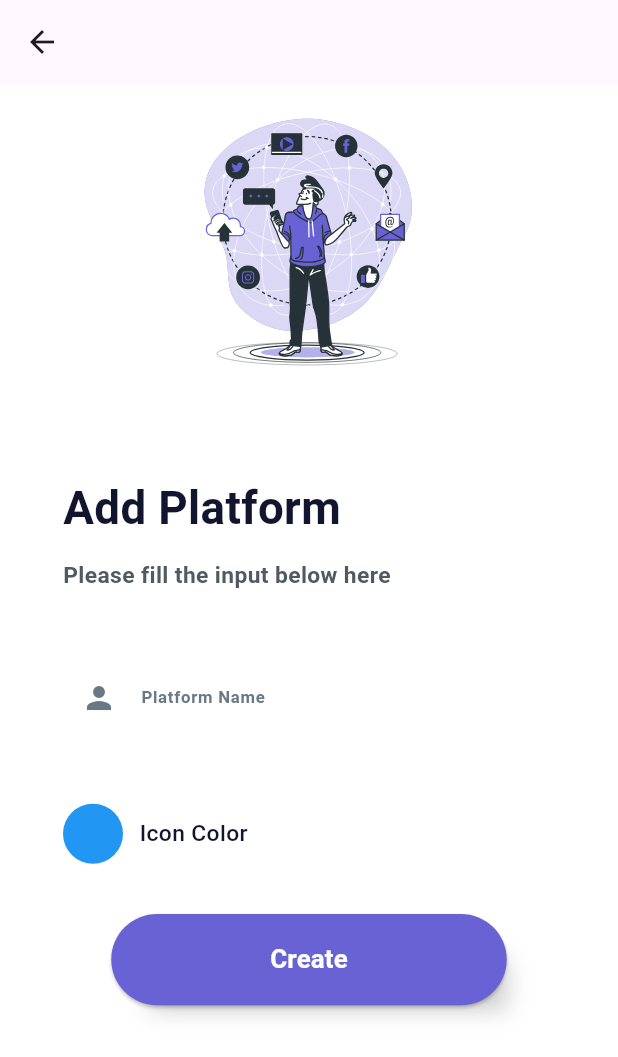
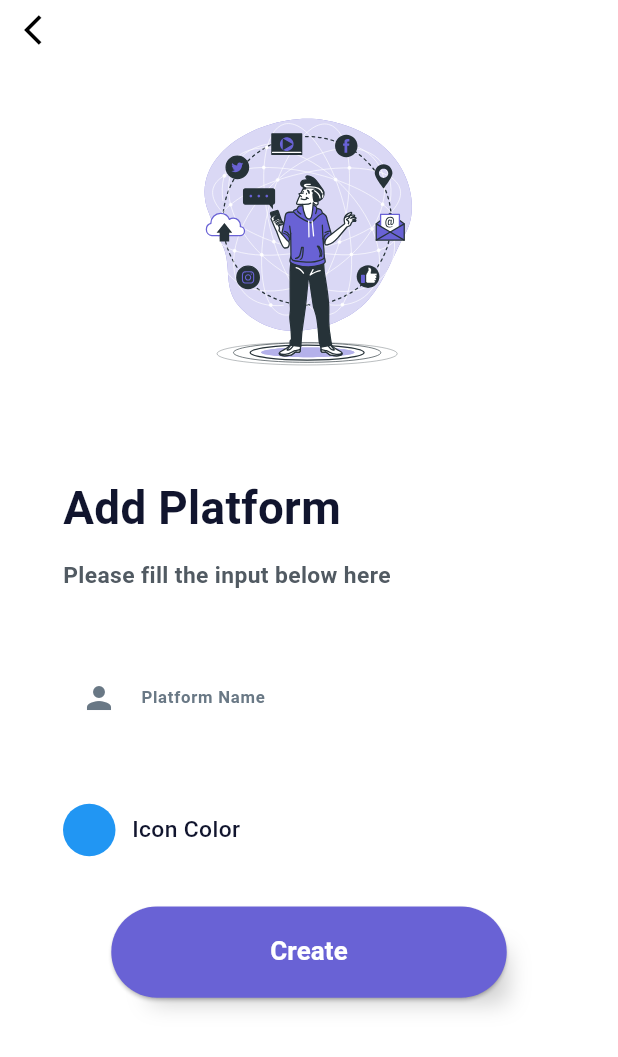
Before and after one commit to ahmed-taha1/Holdy-front-end, a Flutter app: the PlatformsView screen opened by its route, after a tap on the "add" icon, on a phone screen of 412 x 824 dp. Shown: the top 1057 px of the screen. Run offline on Flutter 3.47's test engine with Material 3 defaults, Android fonts, the phone set to English and light mode, and no system bars; our stand-ins replace flutter_screenutil, flutter_svg, go_router; missing offline and left inert: flex_color_picker.

Commit message:
code refactored

```diff
--- a/lib/core/theming/app_colors.dart
+++ b/lib/core/theming/app_colors.dart
@@ -18,7 +18,7 @@ class AppColors {
   // for buttons back ground mainly
   static const Color purple = Color(0XFF6962D5);
   // for some search text fields background like in platforms view
-  static const Color lightPurple = Color(0XFFB0ABFF);
+  static const Color lightPurple = Color(0XFF847CFF);
   // for text buttons
   static const Color lightBlue = Color(0XFF4B90FF);
 }
--- a/lib/features/authentication/ui/widgets/login_widgets/login_view_body.dart
+++ b/lib/features/authentication/ui/widgets/login_widgets/login_view_body.dart
@@ -56,7 +56,9 @@ class LoginViewBody extends StatelessWidget {
             ),
             verticalSpace(18),
             CustomButton(
-              onPressed: () {},
+              onPressed: () {
+                context.go(Routes.platformsView.path);
+              },
               text: 'LOGIN',
             ),
             verticalSpace(14),
--- a/lib/features/platforms/ui/views/add_platform_view.dart
+++ b/lib/features/platforms/ui/views/add_platform_view.dart
@@ -2,6 +2,8 @@ import 'package:accounts_protector/core/routing/app_router.dart';
 import 'package:accounts_protector/core/theming/app_colors.dart';
 import 'package:accounts_protector/features/platforms/ui/widgets/add_platform_view_widgets/add_platform_view_body.dart';
 import 'package:flutter/material.dart';
+
+import '../../../../core/widgets/custom_app_app_bar_with_back.dart';
 
 class AddPlatformView extends StatelessWidget {
   const AddPlatformView({super.key});
@@ -11,14 +13,7 @@ class AddPlatformView extends StatelessWidget {
     return Scaffold(
       resizeToAvoidBottomInset: false,
       backgroundColor: AppColors.white,
-      appBar: AppBar(
-        leading: IconButton(
-          icon: const Icon(Icons.arrow_back),
-          onPressed: () {
-            AppRouter.router.pop();
-          },
-        ),
-      ),
+      appBar: CustomAppBarWithBack(),
       body: AddPlatformViewBody(),
     );
   }
--- a/lib/features/platforms/ui/widgets/add_platform_view_widgets/add_platform_view_body.dart
+++ b/lib/features/platforms/ui/widgets/add_platform_view_widgets/add_platform_view_body.dart
@@ -18,9 +18,10 @@ class AddPlatformViewBody extends StatelessWidget {
       value: const SystemUiOverlayStyle(statusBarColor: AppColors.white),
       child: SafeArea(
         child: SingleChildScrollView(
+          physics: const BouncingScrollPhysics(),
           child: Padding(
             padding: const EdgeInsets.symmetric(horizontal: 42),
-              child: Container(
+            child: SizedBox(
               width: double.infinity,
               child: Column(
                 crossAxisAlignment: CrossAxisAlignment.center,
@@ -44,8 +45,10 @@ class AddPlatformViewBody extends StatelessWidget {
                     text: "Create",
                     onPressed: () {
                       print("create clicked");
-                          })
-                    ]),
+                    },
+                  ),
+                ],
+              ),
             ),
           ),
         ),
--- a/lib/features/platforms/ui/widgets/add_platform_view_widgets/platform_color_picker.dart
+++ b/lib/features/platforms/ui/widgets/add_platform_view_widgets/platform_color_picker.dart
@@ -15,17 +15,22 @@ class _PlatformColorPickerState extends State<PlatformColorPicker> {
 
   @override
   Widget build(BuildContext context) {
-    return Container(
-        width: double.infinity,
-        child: Row(crossAxisAlignment: CrossAxisAlignment.center, children: [
+    return SizedBox(
+      width: double.infinity,
+      child: Row(
+        crossAxisAlignment: CrossAxisAlignment.center,
+        children: [
           GestureDetector(
             onTap: _openColorPicker,
             child: Container(
               decoration: BoxDecoration(
-                  color: selectedColor,
-                  borderRadius: const BorderRadius.all(Radius.circular(20))),
-              width: 40,
-              height: 40,
+                color: selectedColor,
+                borderRadius: const BorderRadius.all(
+                  Radius.circular(20),
+                ),
+              ),
+              width: 35,
+              height: 35,
             ),
           ),
           horizontalSpace(10),
@@ -33,7 +38,9 @@ class _PlatformColorPickerState extends State<PlatformColorPicker> {
             "Icon Color",
             style: TextStyles.font15BlackPurpleMedium,
           ),
-        ]));
+        ],
+      ),
+    );
   }
 
   Future<void> _openColorPicker() async {
--- a/lib/features/platforms/ui/widgets/platforms_view_widgets/bottom/bottom_part.dart
+++ b/lib/features/platforms/ui/widgets/platforms_view_widgets/bottom/bottom_part.dart
@@ -3,6 +3,7 @@ import 'package:accounts_protector/core/routing/app_router.dart';
 import 'package:accounts_protector/core/routing/routes.dart';
 import 'package:accounts_protector/features/platforms/ui/widgets/platforms_view_widgets/bottom/platforms_grid_view.dart';
 import 'package:flutter/material.dart';
+import 'package:go_router/go_router.dart';
 import '../../../../../../core/theming/app_colors.dart';
 import '../../../../../../core/theming/styles.dart';
 
@@ -14,7 +15,7 @@ class BottomPart extends StatelessWidget {
   @override
   Widget build(BuildContext context) {
     return Expanded(
-      flex: 5,
+      flex: 4,
       child: Container(
         decoration: const BoxDecoration(
             color: Colors.white,
@@ -37,7 +38,7 @@ class BottomPart extends StatelessWidget {
                   ),
                   IconButton(
                     onPressed: () {
-                      AppRouter.router.push(Routes.addPlatformView.path);
+                      context.push(Routes.addPlatformView.path);
                     },
                     icon: const Icon(
                       Icons.add,
--- a/lib/features/platforms/ui/widgets/platforms_view_widgets/top/search_input.dart
+++ b/lib/features/platforms/ui/widgets/platforms_view_widgets/top/search_input.dart
@@ -27,13 +27,19 @@ class SearchInput extends StatelessWidget {
         child: Padding(
           padding: const EdgeInsets.all(6).add(EdgeInsets.only(left: 8.h)),
           child: const TextField(
-            cursorColor: AppColors.blackPurple,
+            style: TextStyle(
+              color: AppColors.white,
+            ),
+            cursorColor: AppColors.white,
             decoration: InputDecoration(
               border: InputBorder.none,
               hintText: "Search",
+              hintStyle: TextStyle(
+                color: AppColors.white,
+              ),
               icon: Icon(
                 Icons.search,
-                color: AppColors.blackPurple,
+                color: AppColors.white,
               ),
             ),
           ),
--- a/lib/features/platforms/ui/widgets/platforms_view_widgets/top/top_part.dart
+++ b/lib/features/platforms/ui/widgets/platforms_view_widgets/top/top_part.dart
@@ -1,3 +1,4 @@
+import 'package:accounts_protector/core/helper/spacing.dart';
 import 'package:accounts_protector/features/platforms/ui/widgets/platforms_view_widgets/top/search_input.dart';
 import 'package:flutter/material.dart';
 import 'package:flutter_screenutil/flutter_screenutil.dart';
@@ -48,6 +49,7 @@ class TopPart extends StatelessWidget {
               ],
             ),
           ),
+          verticalSpace(20),
           const SearchInput(),
         ],
       ),
```
Also changed, not shown: pubspec.lock. Lines whose indentation alone changed are shown as unchanged.
